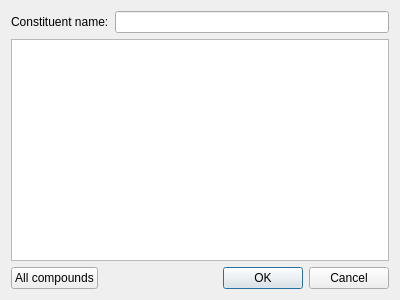
Qt form src/ui/pickconstituentfromdbdialog.ui (echmet/PeakMasterNG) before a commit.
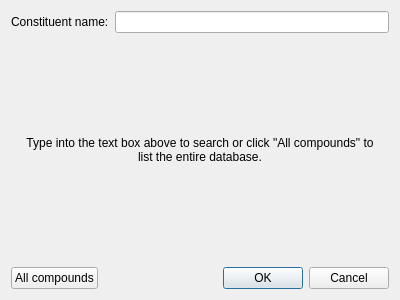
The same form after that commit. Custom widgets are drawn as their Qt base class.

Commit message: Display a hint text when the database dialog is opened

What changed in the file:
```diff
--- a/src/ui/pickconstituentfromdbdialog.ui
+++ b/src/ui/pickconstituentfromdbdialog.ui
@@ -29,7 +29,35 @@
     </layout>
    </item>
    <item>
-    <widget class="DatabaseTableView" name="qtbv_constituents"/>
+    <widget class="QStackedWidget" name="stackedWidget">
+     <property name="currentIndex">
+      <number>1</number>
+     </property>
+     <widget class="QWidget" name="page">
+      <layout class="QVBoxLayout" name="verticalLayout_2">
+       <item>
+        <widget class="DatabaseTableView" name="qtbv_constituents"/>
+       </item>
+      </layout>
+     </widget>
+     <widget class="QWidget" name="page_2">
+      <layout class="QVBoxLayout" name="verticalLayout_3">
+       <item>
+        <widget class="QLabel" name="ql_help">
+         <property name="text">
+          <string>Type into the text box above to search or click &quot;All compounds&quot; to list the entire database.</string>
+         </property>
+         <property name="alignment">
+          <set>Qt::AlignCenter</set>
+         </property>
+         <property name="wordWrap">
+          <bool>true</bool>
+         </property>
+        </widget>
+       </item>
+      </layout>
+     </widget>
+    </widget>
    </item>
    <item>
     <layout class="QHBoxLayout" name="horizontalLayout_2">
```
The commit also changes 1 other file.
